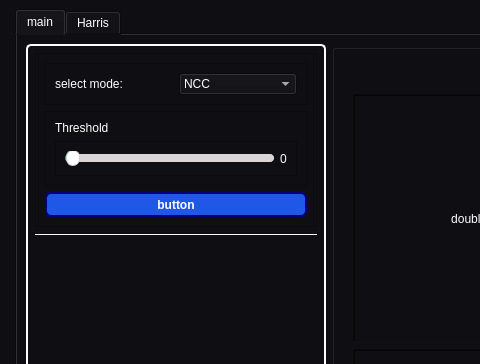
Eagle-E-Y-E/KeyMatch, file ui.ui: the form before one commit; both pictures show x 0 to 480 and y 0 to 364 of the 1060 by 661 pixel window.
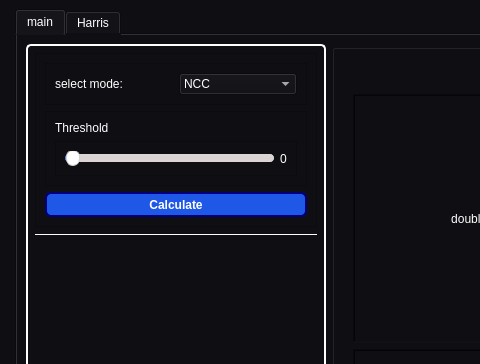
The form after the commit. Icons and pictures are not drawn.

Commit message: matching feature → UI integrated

The edit to the form file:
```diff
--- a/ui.ui
+++ b/ui.ui
@@ -518,7 +518,7 @@
 border-color: rgb(0, 0, 127);</string>
                 </property>
                 <property name="text">
-                 <string>button</string>
+                 <string>Calculate</string>
                 </property>
                </widget>
               </item>
```
Left out of the diff: 8 changed lines with no effect on the pictures. The commit also changes 3 other files.
